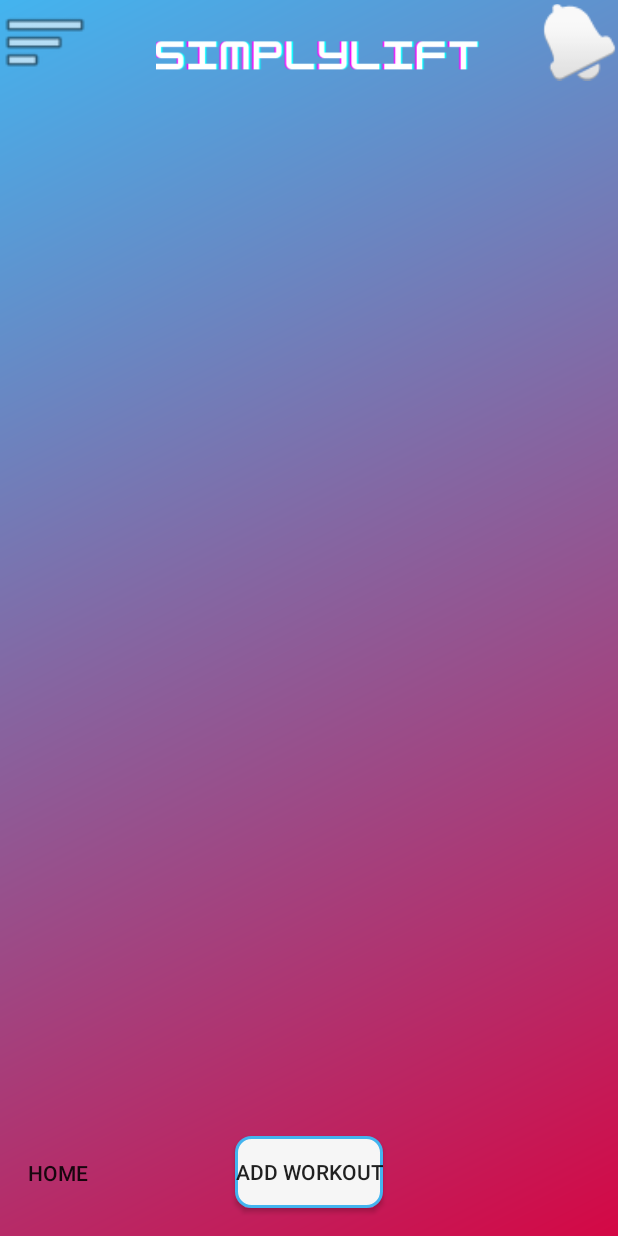
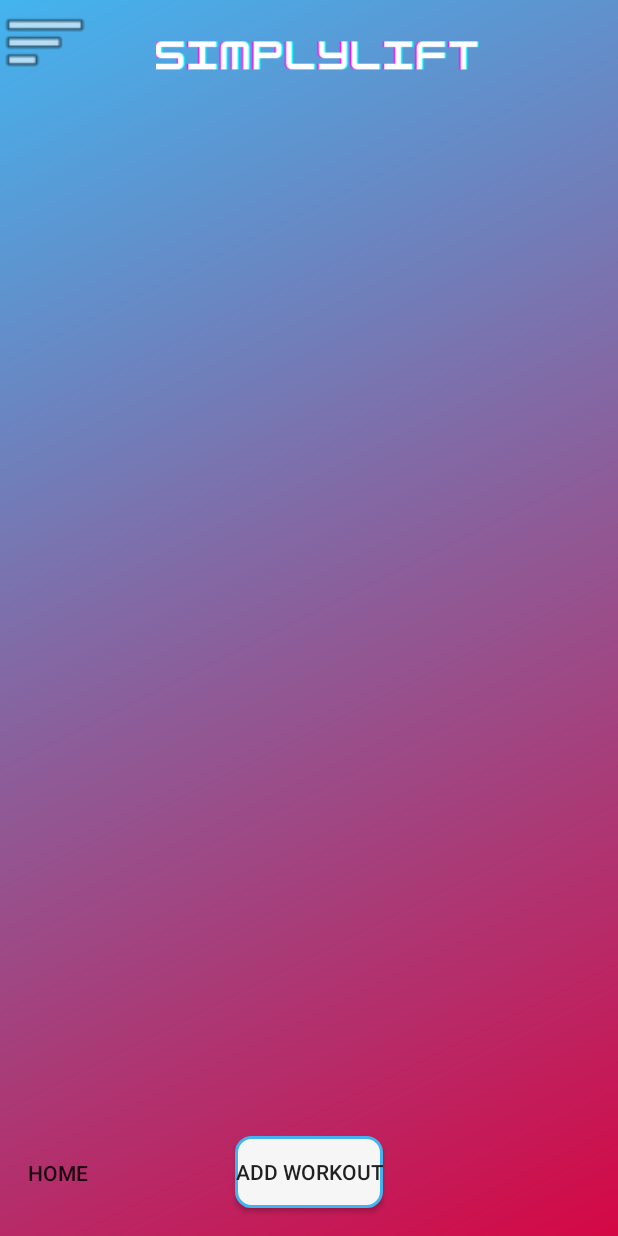
Before and after one commit to dylankirkland/CMSC-355-WorkOutApp, an Android app: the MainActivity2 screen opened directly, with no data from a screen before it, on a phone screen of 412 x 824 dp. Run offline under Robolectric (Android 15) with nearby library versions, the phone set to English and light mode, and no system bars; Roboto replaces fonts that are not available here.

```diff
--- a/CMSC355_Project/app/src/main/java/com/example/cmsc355_project/MainActivity2.java
+++ b/CMSC355_Project/app/src/main/java/com/example/cmsc355_project/MainActivity2.java
@@ -6,6 +6,7 @@ import android.content.Intent;
 import android.os.Bundle;
 import android.view.View;
 import android.widget.Button;
+import android.widget.ImageView;
 
 /**
  * App's Main Workout Layout Screen
@@ -26,6 +27,7 @@ public class MainActivity2 extends AppCompatActivity {
     private Button buttonHome;
     private Button buttonCreateWorkout;
     private Button buttonSettings;
+    private ImageView simplyLogo;
 
     @Override
     protected void onCreate(Bundle savedInstanceState) {
@@ -52,6 +54,9 @@ public class MainActivity2 extends AppCompatActivity {
             //when button is clicked, opens Settings using openSettings() method
             public void onClick(View view) { openSettings(); }
         });
+
+        simplyLogo = findViewById(R.id.simplyLogo);
+
     }
 
     public void openMainActivity2() {
--- a/CMSC355_Project/app/src/main/res/layout/activity_main2.xml
+++ b/CMSC355_Project/app/src/main/res/layout/activity_main2.xml
@@ -15,15 +15,6 @@
         android:text="@string/Home"
         app:layout_constraintBottom_toBottomOf="parent"
         app:layout_constraintStart_toStartOf="parent" />
-
-    <ImageView
-        android:id="@+id/imageView6"
-        android:layout_width="51dp"
-        android:layout_height="56dp"
-        android:contentDescription="@string/notifications"
-        app:layout_constraintEnd_toEndOf="parent"
-        app:layout_constraintTop_toTopOf="parent"
-        app:srcCompat="@android:drawable/ic_popup_reminder" />
 
     <Button
         android:id="@+id/buttonSettings"
@@ -47,7 +38,7 @@
         app:layout_constraintVertical_bias="0.976" />
 
     <ImageView
-        android:id="@+id/imageView8"
+        android:id="@+id/simplyLogo"
         android:layout_width="224dp"
         android:layout_height="312dp"
         android:scaleType="centerCrop"
```
